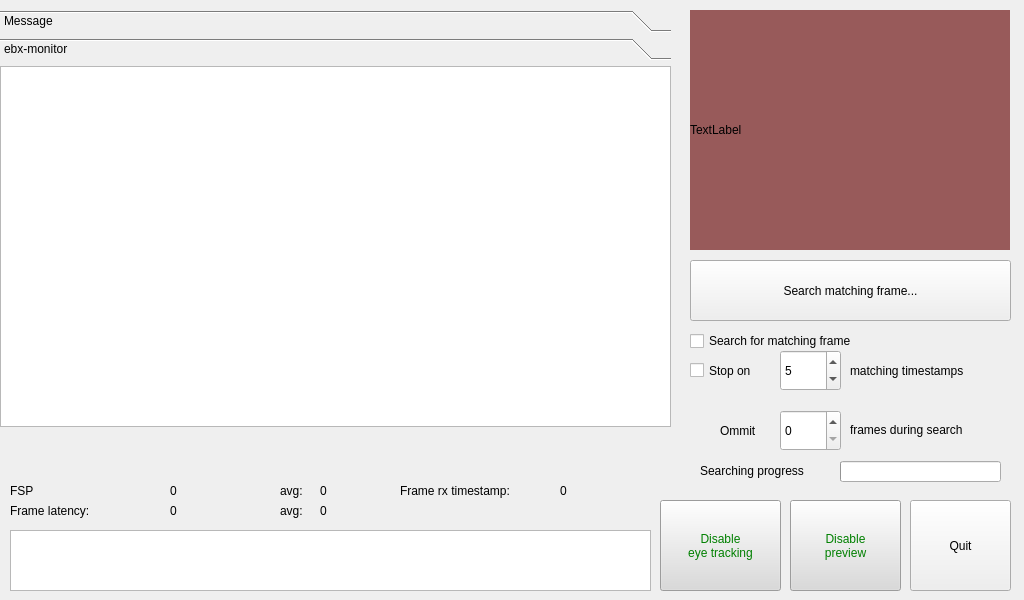
EBXFS15/EyeTrackerQt, file eyetrackerwindow.ui: the form before one commit.
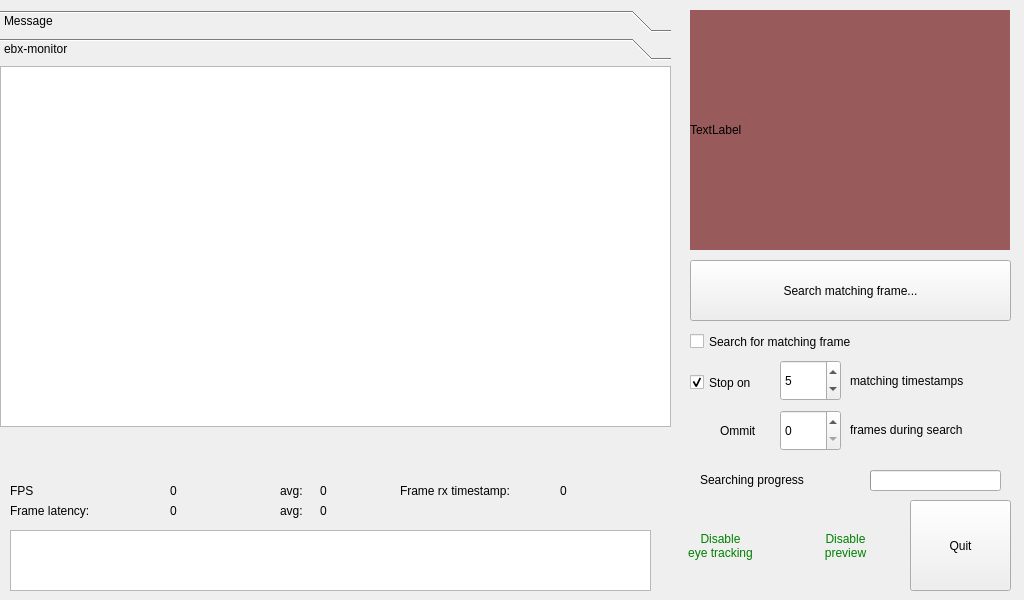
The form after the commit. The open tabs and pages were chosen to show the change.

What changed in the file:
```diff
--- a/eyetrackerwindow.ui
+++ b/eyetrackerwindow.ui
@@ -228,7 +228,7 @@
      <bool>false</bool>
     </property>
     <property name="flat">
-     <bool>false</bool>
+     <bool>true</bool>
     </property>
    </widget>
    <widget class="QPushButton" name="btn_disable_preview">
@@ -258,7 +258,7 @@
      <bool>false</bool>
     </property>
     <property name="flat">
-     <bool>false</bool>
+     <bool>true</bool>
     </property>
    </widget>
    <widget class="QPushButton" name="btn_intercept">
@@ -310,7 +310,7 @@
      </rect>
     </property>
     <property name="text">
-     <string>FSP</string>
+     <string>FPS</string>
     </property>
    </widget>
    <widget class="QLabel" name="label_fps_txt">
@@ -330,9 +330,9 @@
     <property name="geometry">
      <rect>
       <x>690</x>
-      <y>330</y>
-      <width>221</width>
-      <height>22</height>
+      <y>321</y>
+      <width>311</width>
+      <height>41</height>
      </rect>
     </property>
     <property name="text">
@@ -343,7 +343,7 @@
     <property name="geometry">
      <rect>
       <x>690</x>
-      <y>350</y>
+      <y>362</y>
       <width>91</width>
       <height>41</height>
      </rect>
@@ -358,14 +358,14 @@
      <string>Stop on</string>
     </property>
     <property name="checked">
-     <bool>false</bool>
+     <bool>true</bool>
     </property>
    </widget>
    <widget class="QSpinBox" name="nbr_stop_interception">
     <property name="geometry">
      <rect>
       <x>780</x>
-      <y>350</y>
+      <y>360</y>
       <width>61</width>
       <height>41</height>
      </rect>
@@ -391,7 +391,7 @@
     <property name="geometry">
      <rect>
       <x>850</x>
-      <y>360</y>
+      <y>370</y>
       <width>161</width>
       <height>21</height>
      </rect>
@@ -449,7 +449,7 @@
     <property name="geometry">
      <rect>
       <x>700</x>
-      <y>460</y>
+      <y>469</y>
       <width>131</width>
       <height>21</height>
      </rect>
@@ -461,9 +461,9 @@
    <widget class="QProgressBar" name="pbar_reading">
     <property name="geometry">
      <rect>
-      <x>840</x>
-      <y>461</y>
-      <width>161</width>
+      <x>870</x>
+      <y>470</y>
+      <width>131</width>
       <height>21</height>
      </rect>
     </property>
```
Left out of the diff: 10 changed lines with no effect on the pictures.
